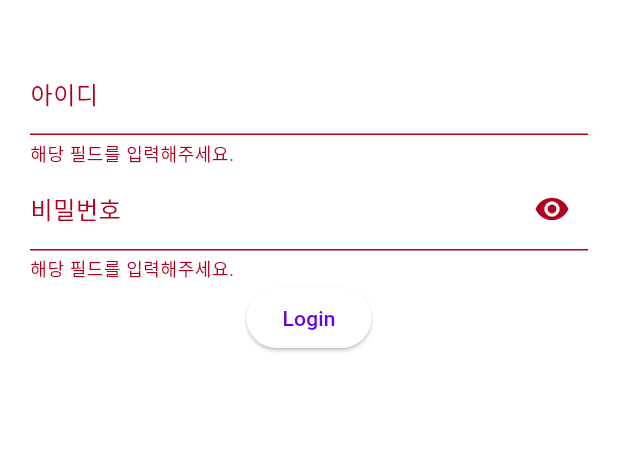
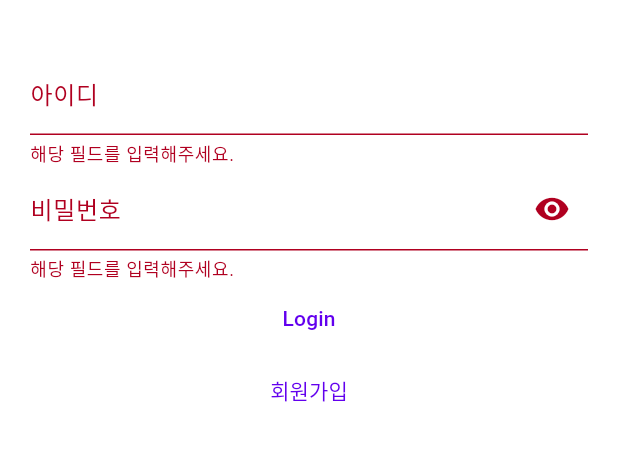
Before and after one commit to softwar7/weplan, a Flutter app: the screen it shows after launch, after a tap on "Login", on a phone screen of 412 x 824 dp, the part 63-524 px from its top. Run offline on Flutter 3.47's test engine with Material 2 defaults, Android fonts, the light colour scheme and no system bars; our stand-ins replace dio, flutter_secure_storage, logger, retrofit; missing offline and left inert: flutter_timetable; generated files the repository leaves out were written again.

Commit message:
chore: handle error on login failure

```diff
--- a/lib/screens/forms/login.dart
+++ b/lib/screens/forms/login.dart
@@ -1,7 +1,9 @@
 import 'package:flutter/material.dart';
 
+import 'package:dio/dio.dart';
 import 'package:provider/provider.dart';
 
+import 'package:weplan/components/snackbar.dart';
 import 'package:weplan/services/auth_service.dart';
 import 'package:weplan/services/validator.dart';
 
@@ -82,25 +84,21 @@ class _LoginScaffoldState extends State<LoginScaffold> {
                   ),
                 ),
               ),
-              ElevatedButton(
+              TextButton(
                 onPressed: () {
                   if (_formKey.currentState!.validate()) {
                     _formKey.currentState!.save();
-                    // TODO: Login
-                    // ScaffoldMessenger.of(context).showSnackBar(
-                    //   SnackBar(
-                    //     content: Text(
-                    //       {
-                    //         'loginId': loginId!,
-                    //         'password': password!,
-                    //       }.toString(),
-                    //     ),
-                    //   ),
-                    // );
-                    context.read<AuthService>().signIn(
+                    context
+                        .read<AuthService>()
+                        .signIn(
                           loginId: loginId!,
                           password: password!,
-                        );
+                        )
+                        .catchError((e) {
+                      if (e is DioException)
+                        showErrorSnackBar(context, e.response!.statusMessage!);
+                      throw e;
+                    });
                   } else {
                     setState(() {
                       _autovalidateMode = AutovalidateMode.onUserInteraction;
@@ -109,6 +107,12 @@ class _LoginScaffoldState extends State<LoginScaffold> {
                 },
                 child: const Text('Login'),
               ),
+              TextButton(
+                onPressed: () {
+                  Navigator.pushNamed(context, '/signup');
+                },
+                child: const Text('회원가입'),
+              ),
             ],
           ),
         ),
```
